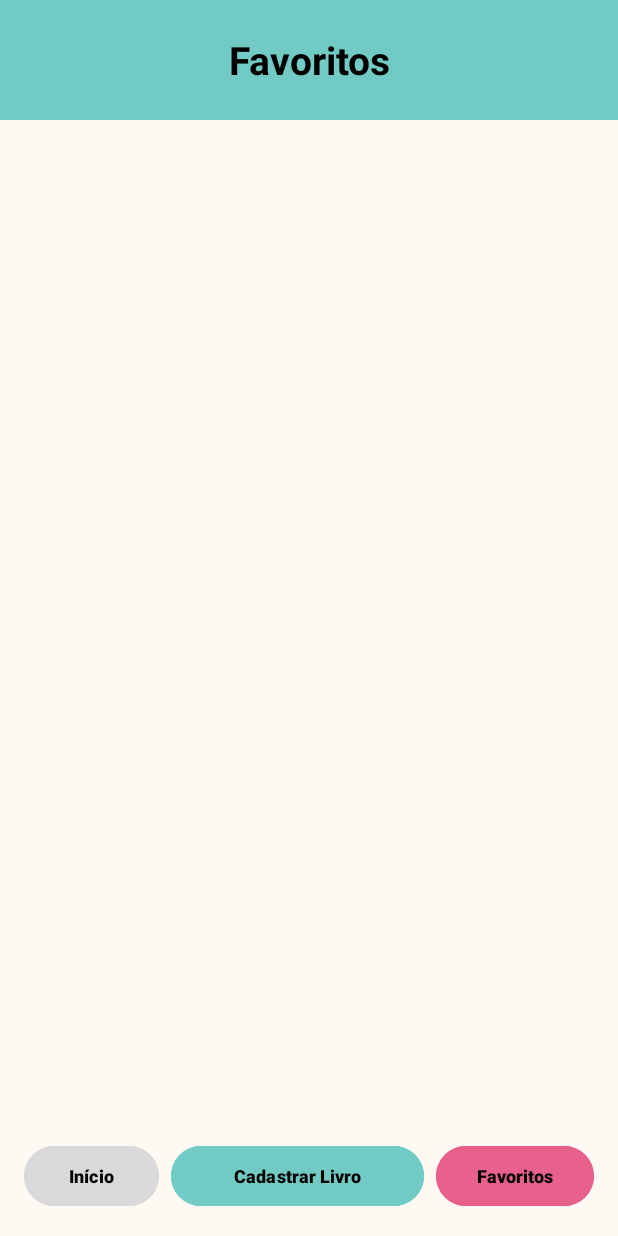
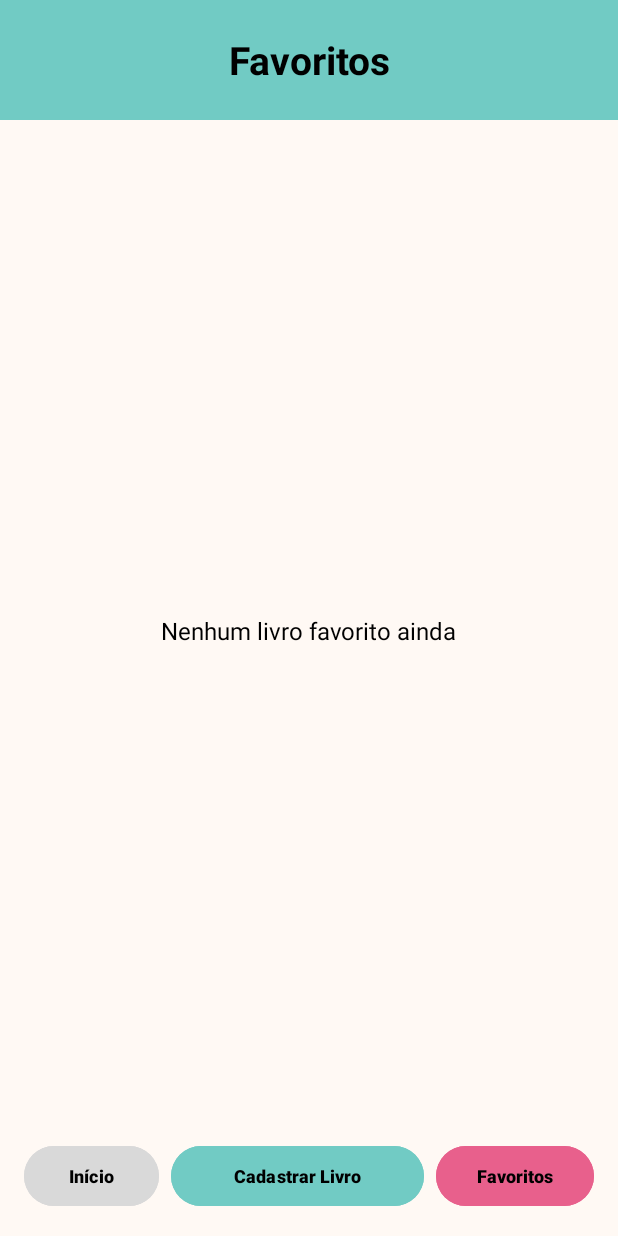
Before and after one commit to Andreson-Avelino/MyBooks, an Android app: the FavoritosActivity screen opened directly, with no data from a screen before it, on a phone screen of 412 x 824 dp. Run offline under Robolectric (Android 15) with nearby library versions, the phone set to English and light mode, and no system bars.

Commit message:
Implementa favoritos, exclusao e mensagens de lista vazia

```diff
--- a/app/src/main/java/com/example/mybooks/FavoritosActivity.kt
+++ b/app/src/main/java/com/example/mybooks/FavoritosActivity.kt
@@ -7,11 +7,66 @@ import androidx.core.view.ViewCompat
 import androidx.core.view.WindowInsetsCompat
 import android.content.Intent
 import android.widget.Button
+import androidx.recyclerview.widget.LinearLayoutManager
+import androidx.recyclerview.widget.RecyclerView
+import com.example.mybooks.adapter.LivroAdapter
+import com.example.mybooks.database.LivroDAO
+import android.view.View
+import android.widget.TextView
 class FavoritosActivity : AppCompatActivity() {
+
+    // Mantém o acesso ao banco e o Adapter utilizado na lista de favoritos.
+    private lateinit var livroDAO: LivroDAO
+    private lateinit var livroAdapter: LivroAdapter
+
+    private lateinit var textFavoritosVazio: TextView
+
+    // Atualiza a lista sempre que a tela de favoritos volta a ficar visível.
+    override fun onResume() {
+        super.onResume()
+        carregarFavoritos()
+    }
+    // Busca os favoritos e mostra uma mensagem quando nenhum livro está favoritado.
+    private fun carregarFavoritos() {
+
+        val favoritos =
+            livroDAO.listarFavoritos()
+        livroAdapter.atualizarLista(favoritos)
+        if (favoritos.isEmpty()) {
+            textFavoritosVazio.visibility =
+                View.VISIBLE
+        } else {
+            textFavoritosVazio.visibility =
+                View.GONE
+        }
+    }
+
     override fun onCreate(savedInstanceState: Bundle?) {
         super.onCreate(savedInstanceState)
         enableEdgeToEdge()
         setContentView(R.layout.activity_favoritos)
+
+        textFavoritosVazio =
+            findViewById(R.id.textFavoritosVazio)
+
+        // Configura o RecyclerView para exibir apenas os livros favoritos.
+        livroDAO = LivroDAO(this)
+
+        val recyclerFavoritos =
+            findViewById<RecyclerView>(R.id.recyclerFavoritos)
+
+        livroAdapter = LivroAdapter(emptyList()) { livro ->
+            val intent = Intent(
+                this,
+                DetalhesLivroActivity::class.java
+            )
+            intent.putExtra("livro_id", livro.id)
+            startActivity(intent)
+        }
+        recyclerFavoritos.layoutManager =
+            LinearLayoutManager(this)
+        recyclerFavoritos.adapter =
+            livroAdapter
 
         val buttonInicioFavoritos =
             findViewById<Button>(R.id.buttonInicioFavoritos)
--- a/app/src/main/java/com/example/mybooks/database/LivroDAO.kt
+++ b/app/src/main/java/com/example/mybooks/database/LivroDAO.kt
@@ -59,6 +59,38 @@ class LivroDAO(context: Context) {
         return listaLivros
     }
 
+    // Busca somente os livros que estão marcados como favoritos.
+    fun listarFavoritos(): List<Livro> {
+        val listaFavoritos = mutableListOf<Livro>()
+        val db = databaseHelper.readableDatabase
+        val cursor = db.rawQuery(
+            "SELECT * FROM livros WHERE favorito = 1 ORDER BY titulo ASC",
+            null
+        )
+        cursor.use {
+            while (it.moveToNext()) {
+                val livro = Livro(
+                    id = it.getInt(
+                        it.getColumnIndexOrThrow("id")
+                    ),
+                    titulo = it.getString(
+                        it.getColumnIndexOrThrow("titulo")
+                    ),
+                    autor = it.getString(
+                        it.getColumnIndexOrThrow("autor")
+                    ),
+                    sinopse = it.getString(
+                        it.getColumnIndexOrThrow("sinopse")
+                    ),
+                    favorito = true
+                )
+                listaFavoritos.add(livro)
+            }
+        }
+        db.close()
+        return listaFavoritos
+    }
+
     // Busca um livro específico no banco usando o seu ID.
     fun buscarPorId(id: Int): Livro? {
         val db = databaseHelper.readableDatabase
@@ -110,4 +142,15 @@ class LivroDAO(context: Context) {
         db.close()
         return linhasAtualizadas
     }
+    // Exclui um livro do banco usando o seu ID.
+    fun excluirLivro(id: Int): Int {
+        val db = databaseHelper.writableDatabase
+        val linhasExcluidas = db.delete(
+            "livros",
+            "id = ?",
+            arrayOf(id.toString())
+        )
+        db.close()
+        return linhasExcluidas
+    }
 }
--- a/app/src/main/res/layout/activity_favoritos.xml
+++ b/app/src/main/res/layout/activity_favoritos.xml
@@ -21,6 +21,19 @@
         app:layout_constraintEnd_toEndOf="parent"
         app:layout_constraintStart_toStartOf="parent"
         app:layout_constraintTop_toTopOf="parent" />
+
+    <TextView
+        android:id="@+id/textFavoritosVazio"
+        android:layout_width="wrap_content"
+        android:layout_height="wrap_content"
+        android:text="@string/nenhum_favorito"
+        android:textColor="@color/texto_mybooks"
+        android:textSize="16sp"
+        android:visibility="gone"
+        app:layout_constraintBottom_toTopOf="@id/buttonInicioFavoritos"
+        app:layout_constraintEnd_toEndOf="parent"
+        app:layout_constraintStart_toStartOf="parent"
+        app:layout_constraintTop_toBottomOf="@id/textTituloFavoritos" />
 
     <androidx.recyclerview.widget.RecyclerView
         android:id="@+id/recyclerFavoritos"
```
Also changed, not shown: app/src/main/java/com/example/mybooks/DetalhesLivroActivity.kt (+30 -25 lines), app/src/main/java/com/example/mybooks/MainActivity.kt (+14 -1 lines), app/src/main/res/layout/activity_main.xml (+13 -0 lines), app/src/main/res/values/strings.xml (+7 -0 lines).
